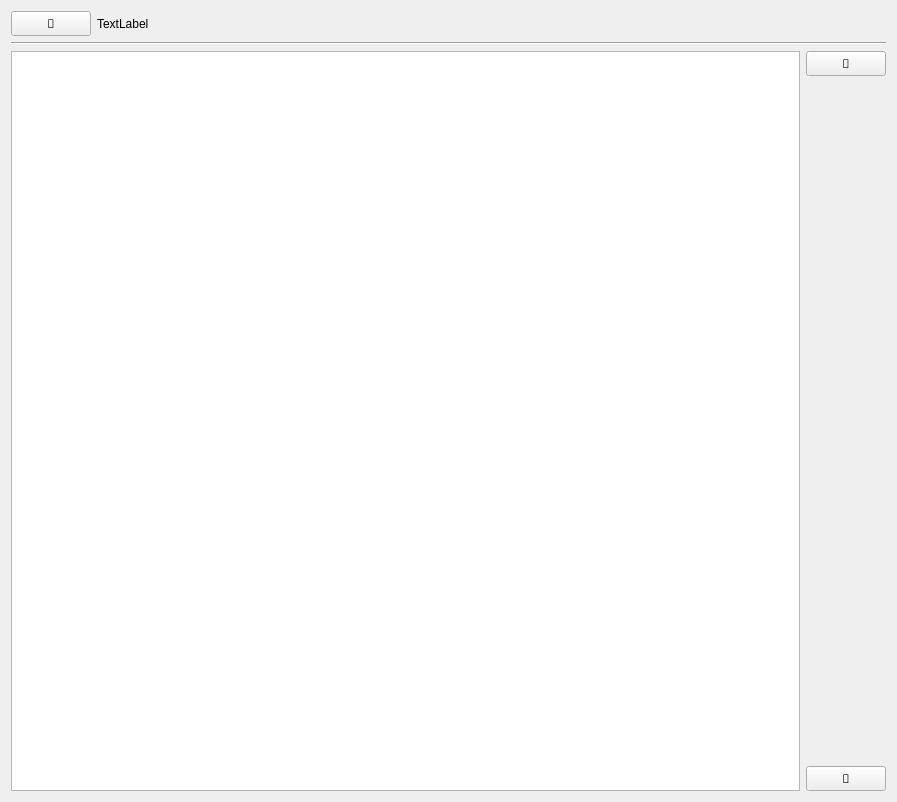
This is epyq/listmenuview.ui in epcpower/st as Qt 5 draws it before an edit. The edited form follows.
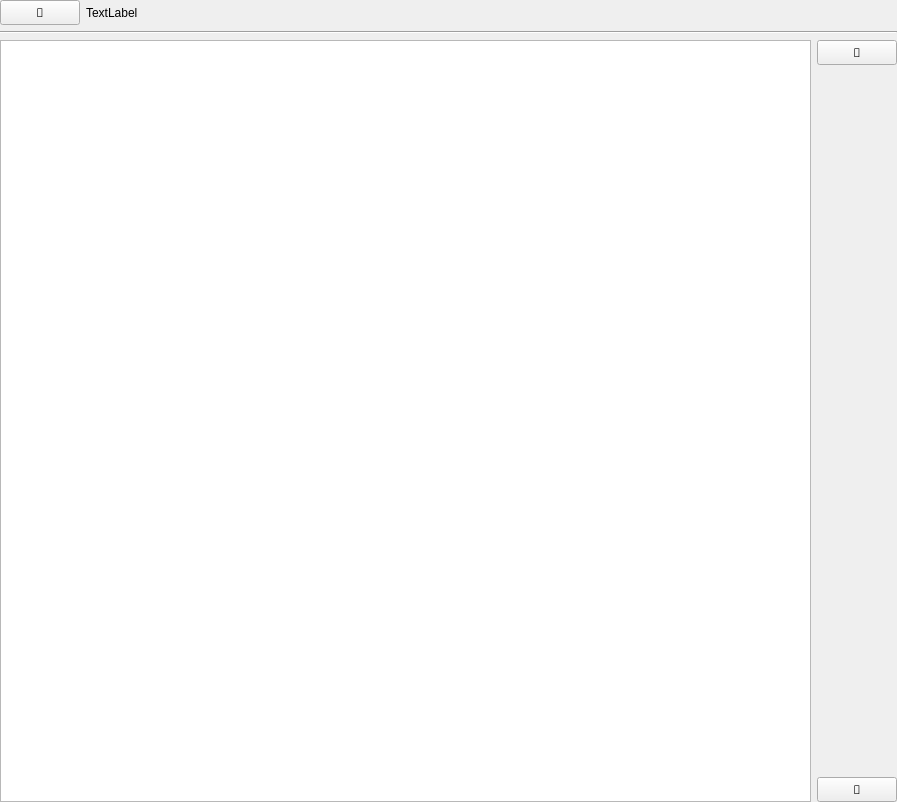
This is the edited form.

Commit message: Remove margins from list menu view

The edit to the form file:
```diff
--- a/epyq/listmenuview.ui
+++ b/epyq/listmenuview.ui
@@ -14,6 +14,18 @@
    <string>Form</string>
   </property>
   <layout class="QVBoxLayout" name="verticalLayout_2">
+   <property name="leftMargin">
+    <number>0</number>
+   </property>
+   <property name="topMargin">
+    <number>0</number>
+   </property>
+   <property name="rightMargin">
+    <number>0</number>
+   </property>
+   <property name="bottomMargin">
+    <number>0</number>
+   </property>
    <item>
     <layout class="QHBoxLayout" name="horizontalLayout_2">
      <item>
```
